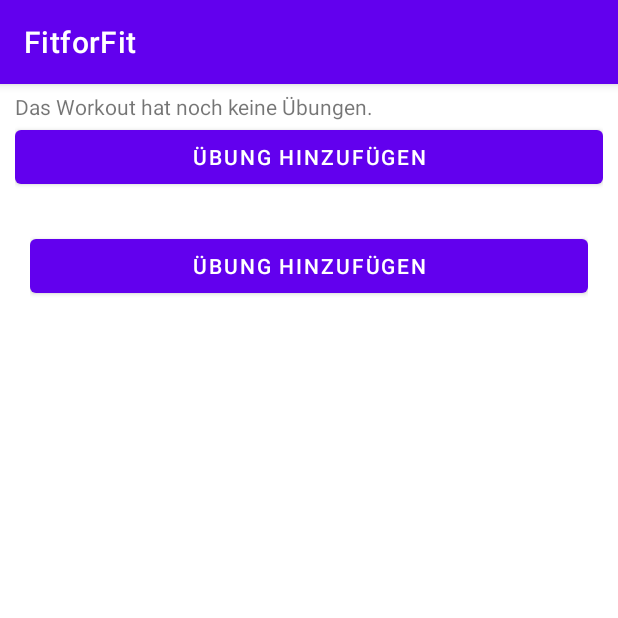
After one commit to StardOva/Softwareprojekt, an Android app: the WorkoutDetailActivity screen opened directly, with no data from a screen before it, on a phone screen of 412 x 824 dp, the top half of it. The commit adds this screen. Run offline under Robolectric (Android 15) with nearby library versions, the phone set to English and light mode, and no system bars; our stand-ins replace Room's generated code; 2 statements that could not run were skipped.

Commit message:
create exercise

```diff
--- a/app/src/main/AndroidManifest.xml
+++ b/app/src/main/AndroidManifest.xml
@@ -26,6 +26,8 @@
         <activity android:name=".ui.main.CreateNewWorkoutActivity"
             android:exported="false">
         </activity>
+        <activity android:name=".ui.main.WorkoutDetailActivity"
+            android:exported="false"/>
     </application>
 
 </manifest>
--- /dev/null
+++ b/app/src/main/java/com/example/fitforfit/adapter/WorkoutDetailAdapter.java
@@ -0,0 +1,65 @@
+package com.example.fitforfit.adapter;
+
+import android.content.Context;
+import android.util.Log;
+import android.view.LayoutInflater;
+import android.view.View;
+import android.view.ViewGroup;
+import android.widget.Button;
+
+import androidx.annotation.NonNull;
+import androidx.recyclerview.widget.RecyclerView;
+
+import com.example.fitforfit.R;
+import com.example.fitforfit.relationship.WorkoutWithExercises;
+
+import java.util.List;
+
+public class WorkoutDetailAdapter extends RecyclerView.Adapter<WorkoutDetailAdapter.WorkoutDetailViewHolder> {
+
+    private Context context;
+    private List<WorkoutWithExercises> exerciseList = null;
+
+    public WorkoutDetailAdapter(Context context){
+        this.context = context;
+    }
+
+    public void setExerciseList(List<WorkoutWithExercises> exerciseList){
+        this.exerciseList = exerciseList;
+        notifyDataSetChanged();
+    }
+
+    @NonNull
+    @Override
+    public WorkoutDetailViewHolder onCreateViewHolder(@NonNull ViewGroup parent, int viewType) {
+        View view = LayoutInflater.from(this.context).inflate(R.layout.recycler_row_workout_exercises, parent, false);
+
+        return new WorkoutDetailViewHolder(view);
+    }
+
+    @Override
+    public void onBindViewHolder(@NonNull WorkoutDetailViewHolder holder, int position) {
+
+        if (this.exerciseList != null){
+            String name = this.exerciseList.get(position).exerciseList.get(position).name;
+            holder.exerciseButton.setText(name);
+        }
+        // TODO Button oder Listeneintrag anders stylen?
+    }
+
+    @Override
+    public int getItemCount() {
+        return this.exerciseList.size();
+    }
+
+    public static class WorkoutDetailViewHolder extends RecyclerView.ViewHolder{
+
+        Button exerciseButton;
+
+        public WorkoutDetailViewHolder(@NonNull View itemView){
+            super(itemView);
+            exerciseButton = itemView.findViewById(R.id.buttonExercise);
+        }
+
+    }
+}
--- a/app/src/main/java/com/example/fitforfit/database/AppDatabase.java
+++ b/app/src/main/java/com/example/fitforfit/database/AppDatabase.java
@@ -10,6 +10,7 @@ import com.example.fitforfit.dao.MealDao;
 import com.example.fitforfit.dao.ProductDao;
 import com.example.fitforfit.dao.TrainingDao;
 import com.example.fitforfit.dao.WorkoutDao;
+import com.example.fitforfit.dao.WorkoutExerciseDao;
 import com.example.fitforfit.entity.Day;
 import com.example.fitforfit.entity.Exercise;
 import com.example.fitforfit.entity.Ingredient;
@@ -35,4 +36,6 @@ public abstract class AppDatabase extends RoomDatabase {
     public abstract IngredientDao ingredientDao();
 
     public abstract ProductDao productDaoDao();
+
+    public abstract WorkoutExerciseDao workoutExerciseDao();
 }
--- a/app/src/main/java/com/example/fitforfit/entity/WorkoutExercise.java
+++ b/app/src/main/java/com/example/fitforfit/entity/WorkoutExercise.java
@@ -3,7 +3,7 @@ package com.example.fitforfit.entity;
 import androidx.room.ColumnInfo;
 import androidx.room.Entity;
 
-@Entity(primaryKeys = {"workout_id", "exercise_id"})
+@Entity(primaryKeys = {"workout_id", "exercise_id", "pos"})
 public class WorkoutExercise {
 
     @ColumnInfo(name = "workout_id")
@@ -11,4 +11,6 @@ public class WorkoutExercise {
 
     @ColumnInfo(name = "exercise_id")
     public int exerciseId;
+
+    public int pos;
 }
--- a/app/src/main/java/com/example/fitforfit/fragments/TrackerMainFragment.java
+++ b/app/src/main/java/com/example/fitforfit/fragments/TrackerMainFragment.java
@@ -134,7 +134,7 @@ public class TrackerMainFragment extends Fragment {
 
         //Alle Tage mit RecyclerView anzeigen
         List<Day> dayList = db.dayDao().getAllDays();
-        dayListAdapter.setContext(getActivity());
+        dayListAdapter.setContext(getContext());
         dayListAdapter.setDayList(dayList);
     }
 
--- /dev/null
+++ b/app/src/main/java/com/example/fitforfit/fragments/WorkoutDetailFragment.java
@@ -0,0 +1,89 @@
+package com.example.fitforfit.fragments;
+
+import android.os.AsyncTask;
+import android.os.Bundle;
+import android.view.LayoutInflater;
+import android.view.View;
+import android.view.ViewGroup;
+
+import androidx.annotation.NonNull;
+import androidx.annotation.Nullable;
+import androidx.fragment.app.Fragment;
+import androidx.recyclerview.widget.LinearLayoutManager;
+import androidx.recyclerview.widget.RecyclerView;
+
+import com.example.fitforfit.R;
+import com.example.fitforfit.adapter.WorkoutDetailAdapter;
+import com.example.fitforfit.database.AppDatabase;
+import com.example.fitforfit.databinding.FragmentWorkoutDetailBinding;
+import com.example.fitforfit.relationship.WorkoutWithExercises;
+import com.example.fitforfit.singleton.Database;
+
+import java.util.List;
+
+public class WorkoutDetailFragment extends Fragment {
+
+    public FragmentWorkoutDetailBinding binding;
+    private WorkoutDetailAdapter workoutDetailAdapter;
+    private int workoutId;
+
+    public WorkoutDetailFragment() {
+        super(R.layout.fragment_workout_detail);
+    }
+
+    @Override
+    public void onCreate(@Nullable Bundle savedInstanceState) {
+        super.onCreate(savedInstanceState);
+        Bundle args = getArguments();
+        if (args != null) {
+            this.workoutId = args.getInt("workoutId");
+        }
+    }
+
+    @Nullable
+    @Override
+    public View onCreateView(@NonNull LayoutInflater inflater, @Nullable ViewGroup container, @Nullable Bundle savedInstanceState) {
+        this.binding = FragmentWorkoutDetailBinding.inflate(inflater, container, false);
+
+        return inflater.inflate(R.layout.fragment_workout_detail, binding.getRoot());
+    }
+
+    @Override
+    public void onViewCreated(@NonNull View view, @Nullable Bundle savedInstanceState) {
+        initRecyclerView(view);
+        loadExerciseList();
+        initViews();
+
+    }
+
+    @Override
+    public void onResume() {
+        super.onResume();
+        loadExerciseList();
+    }
+
+    private void initViews() {
+        if (this.workoutDetailAdapter.getItemCount() == 0) {
+            this.binding.workoutDetailTextView.setText(R.string.workout_detail_no_exercises);
+        }
+    }
+
+    private void initRecyclerView(View view) {
+        AsyncTask.execute(() -> {
+            RecyclerView recyclerView = view.findViewById(R.id.recyclerViewWorkoutExercises);
+            recyclerView.setLayoutManager(new LinearLayoutManager(getContext()));
+
+            this.workoutDetailAdapter = new WorkoutDetailAdapter(getContext());
+            recyclerView.setAdapter(this.workoutDetailAdapter);
+        });
+    }
+
+    private void loadExerciseList() {
+        AppDatabase                db           = Database.getInstance(getContext());
+        List<WorkoutWithExercises> exerciseList = db.workoutDao().getRelatedExercises(this.workoutId);
+        if (exerciseList != null) {
+            this.workoutDetailAdapter.setExerciseList(exerciseList);
+        }
+    }
+
+}
--- a/app/src/main/java/com/example/fitforfit/fragments/WorkoutMainFragment.java
+++ b/app/src/main/java/com/example/fitforfit/fragments/WorkoutMainFragment.java
@@ -60,7 +60,7 @@ public class WorkoutMainFragment extends Fragment {
             recyclerView.setLayoutManager(new LinearLayoutManager(getActivity()));
 
             this.workoutListAdapter = new WorkoutListAdapter(getActivity());
-            recyclerView.setAdapter(workoutListAdapter);
+            recyclerView.setAdapter(this.workoutListAdapter);
         });
     }
 
--- /dev/null
+++ b/app/src/main/res/layout/activity_workout_detail.xml
@@ -0,0 +1,15 @@
+<?xml version="1.0" encoding="utf-8"?>
+<LinearLayout xmlns:android="http://schemas.android.com/apk/res/android"
+    xmlns:app="http://schemas.android.com/apk/res-auto"
+    xmlns:tools="http://schemas.android.com/tools"
+    android:layout_width="match_parent"
+    android:layout_height="match_parent"
+    tools:context=".ui.main.WorkoutDetailActivity"
+    android:orientation="vertical">
+
+    <androidx.fragment.app.FragmentContainerView
+        android:id="@+id/fragment_workout_detail"
+        android:name="com.example.fitforfit.fragments.WorkoutDetailFragment"
+        android:layout_width="match_parent"
+        android:layout_height="wrap_content" />
+</LinearLayout>
--- /dev/null
+++ b/app/src/main/res/layout/fragment_workout_detail.xml
@@ -0,0 +1,29 @@
+<LinearLayout xmlns:android="http://schemas.android.com/apk/res/android"
+    android:layout_width="match_parent"
+    android:layout_height="match_parent"
+    android:orientation="vertical"
+    android:layout_marginStart="10dp"
+    android:layout_marginEnd="10dp">
+
+
+    <TextView
+        android:id="@+id/workoutDetailTextView"
+        android:layout_width="match_parent"
+        android:layout_height="wrap_content"
+        android:text=""
+        android:layout_marginTop="5dp"/>
+
+    <androidx.recyclerview.widget.RecyclerView
+        android:id="@+id/recyclerViewWorkoutExercises"
+        android:layout_width="match_parent"
+        android:layout_height="match_parent" >
+
+    </androidx.recyclerview.widget.RecyclerView>
+
+    <Button
+        android:id="@+id/button"
+        android:layout_width="match_parent"
+        android:layout_height="wrap_content"
+        android:text="@string/btn_add_exercise" />
+
+</LinearLayout>
--- a/app/src/main/res/values/strings.xml
+++ b/app/src/main/res/values/strings.xml
@@ -8,10 +8,10 @@
     <string name="day_tab_text_1">Stats</string>
     <string name="day_tab_text_2">Meals</string>
     <string name="day_tab_text_3">More</string>
-    <string name="hello_blank_fragment">Hello blank fragment</string>
     <string name="new_workout_button">Neues Workout anlegen</string>
 
     <string name="activity_new_workout_message">Name des Workouts</string>
-
+    <string name="btn_add_exercise">Übung hinzufügen</string>
+    <string name="workout_detail_no_exercises">Das Workout hat noch keine Übungen.</string>
 
 </resources>
--- a/build.gradle
+++ b/build.gradle
@@ -5,7 +5,7 @@ buildscript {
         mavenCentral()
     }
     dependencies {
-        classpath "com.android.tools.build:gradle:7.0.4"
+        classpath 'com.android.tools.build:gradle:7.1.0'
 
         // NOTE: Do not place your application dependencies here; they belong
         // in the individual module build.gradle files
```
Also changed, not shown: app/src/main/java/com/example/fitforfit/MainActivity.java (+19 -0 lines), app/src/main/java/com/example/fitforfit/adapter/WorkoutListAdapter.java (+7 -2 lines), app/src/main/java/com/example/fitforfit/dao/WorkoutDao.java (+6 -2 lines), app/src/main/java/com/example/fitforfit/dao/WorkoutExerciseDao.java (added, +21 -0 lines), app/src/main/java/com/example/fitforfit/ui/main/WorkoutDetailActivity.java (added, +38 -0 lines), app/src/main/res/layout/recycler_row_workout_exercises.xml (added, +17 -0 lines).
